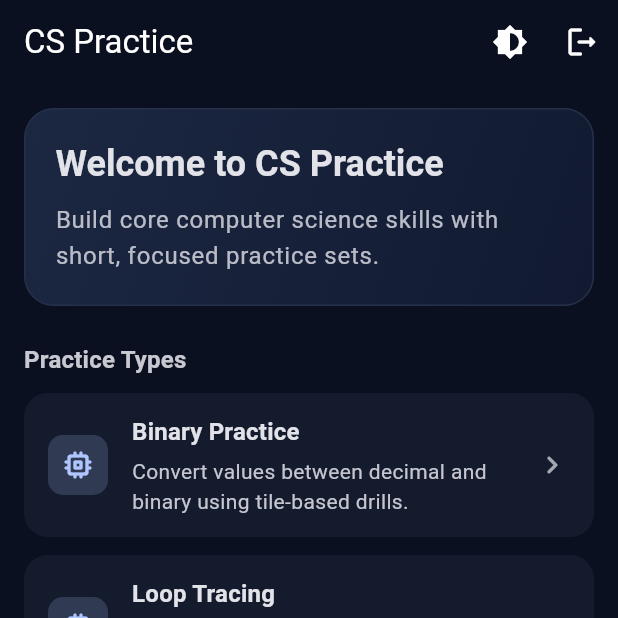
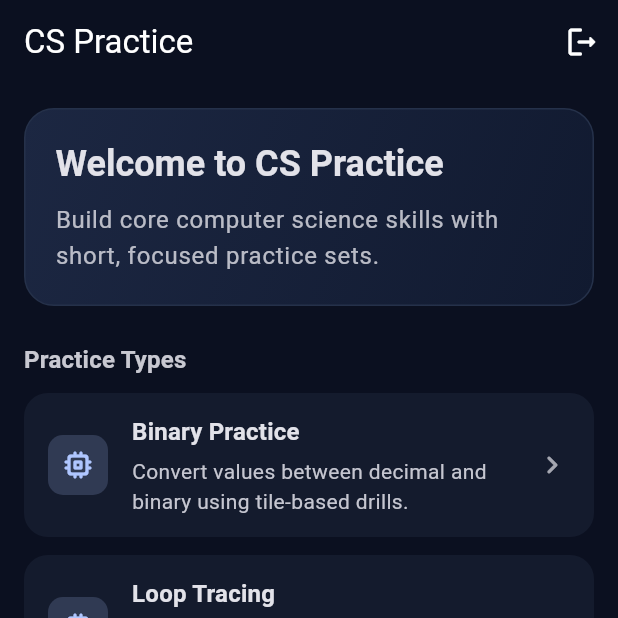
Before and after one commit to lukejosephson/cs_app, a Flutter app: the screen it shows once a user with an empty profile is signed in, on a phone screen of 412 x 824 dp, the top half of it. Run offline on Flutter 3.47's test engine with Material 3 defaults, Android fonts, the phone set to English and light mode, and no system bars; our stand-ins replace cloud_firestore, firebase_auth, firebase_core, flutter_riverpod, google_fonts, google_sign_in and 1 more; accounts and stored records are empty; generated files the repository leaves out were written again.

Commit message:
Remove light mode option
Co-authored-by: Copilot <223556219+Copilot@users.noreply.github.com>

```diff
--- a/lib/main.dart
+++ b/lib/main.dart
@@ -5,7 +5,6 @@ import 'package:shared_preferences/shared_preferences.dart';
 
 import 'firebase_options.dart';
 import 'providers/binary_practice_provider.dart';
-import 'providers/theme_provider.dart';
 import 'screens/auth_gate_screen.dart';
 
 Future<void> main() async {
@@ -32,20 +31,7 @@ class CsPracticeApp extends ConsumerWidget {
       seedColor: const Color(0xFF4F8CFF),
       brightness: Brightness.dark,
     );
-    final lightColorScheme = ColorScheme.fromSeed(
-      seedColor: const Color(0xFF4F8CFF),
-      brightness: Brightness.light,
-    );
-
-    return MaterialApp(
-      title: 'CS Practice',
-      themeMode: ref.watch(themeProvider),
-      theme: ThemeData(
-        colorScheme: lightColorScheme,
-        brightness: Brightness.light,
-        useMaterial3: true,
-      ),
-      darkTheme: ThemeData(
+    final darkTheme = ThemeData(
       colorScheme: darkColorScheme,
       brightness: Brightness.dark,
       useMaterial3: true,
@@ -64,7 +50,11 @@ class CsPracticeApp extends ConsumerWidget {
           borderRadius: BorderRadius.all(Radius.circular(16)),
         ),
       ),
-      ),
+    );
+
+    return MaterialApp(
+      title: 'CS Practice',
+      theme: darkTheme,
       home: const AuthGateScreen(),
     );
   }
--- a/lib/screens/home_screen.dart
+++ b/lib/screens/home_screen.dart
@@ -4,7 +4,6 @@ import 'package:cs_app/screens/operations_practice_screen.dart';
 
 import '../providers/auth_provider.dart';
 import '../providers/practice_options_provider.dart';
-import '../providers/theme_provider.dart';
 import '../models/practice_type.dart';
 import '../widgets/home/practice_option_tile.dart';
 import '../widgets/home/welcome_card.dart';
@@ -18,7 +17,6 @@ class HomeScreen extends ConsumerWidget {
   @override
   Widget build(BuildContext context, WidgetRef ref) {
     final authController = ref.read(authControllerProvider);
-    final themeController = ref.read(themeProvider.notifier);
     final practiceOptions = ref.watch(practiceOptionsProvider);
     final textTheme = Theme.of(context).textTheme;
     final colorScheme = Theme.of(context).colorScheme;
@@ -27,11 +25,6 @@ class HomeScreen extends ConsumerWidget {
       appBar: AppBar(
         title: const Text('CS Practice'),
         actions: [
-          IconButton(
-            tooltip: 'Toggle theme',
-            onPressed: themeController.toggleTheme,
-            icon: const Icon(Icons.brightness_6),
-          ),
           IconButton(
             tooltip: 'Sign out',
             onPressed: authController.signOut,
```
Also changed, not shown: lib/providers/theme_provider.dart (deleted, +0 -27 lines), 2 other files. Lines whose indentation alone changed are shown as unchanged.
